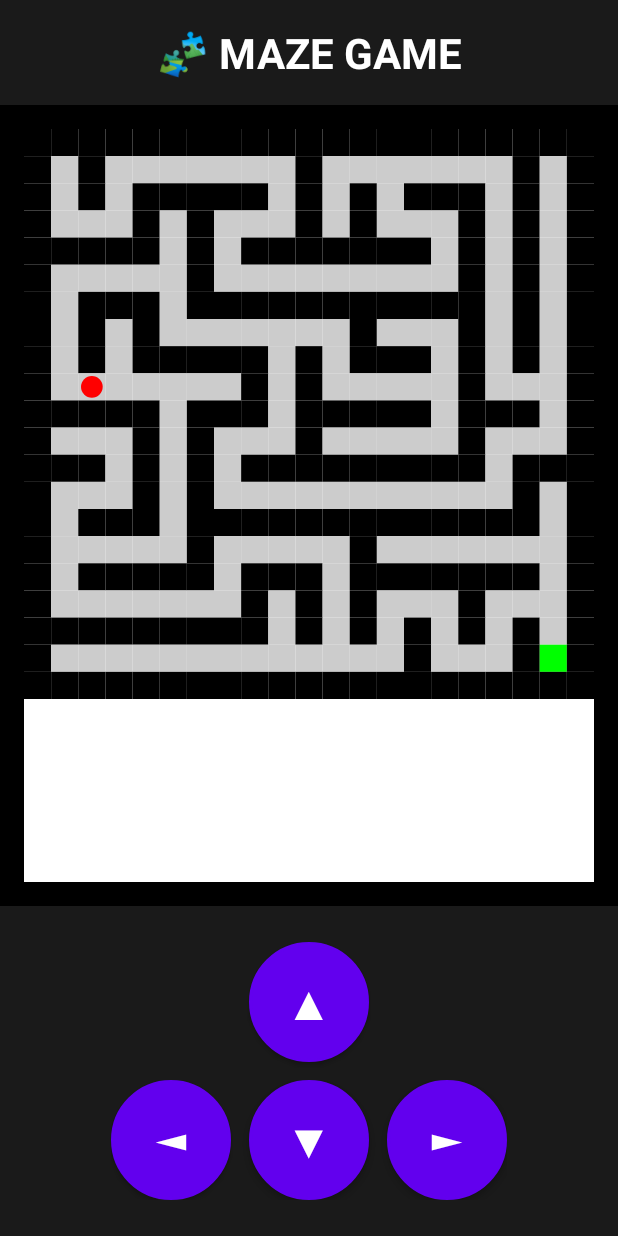
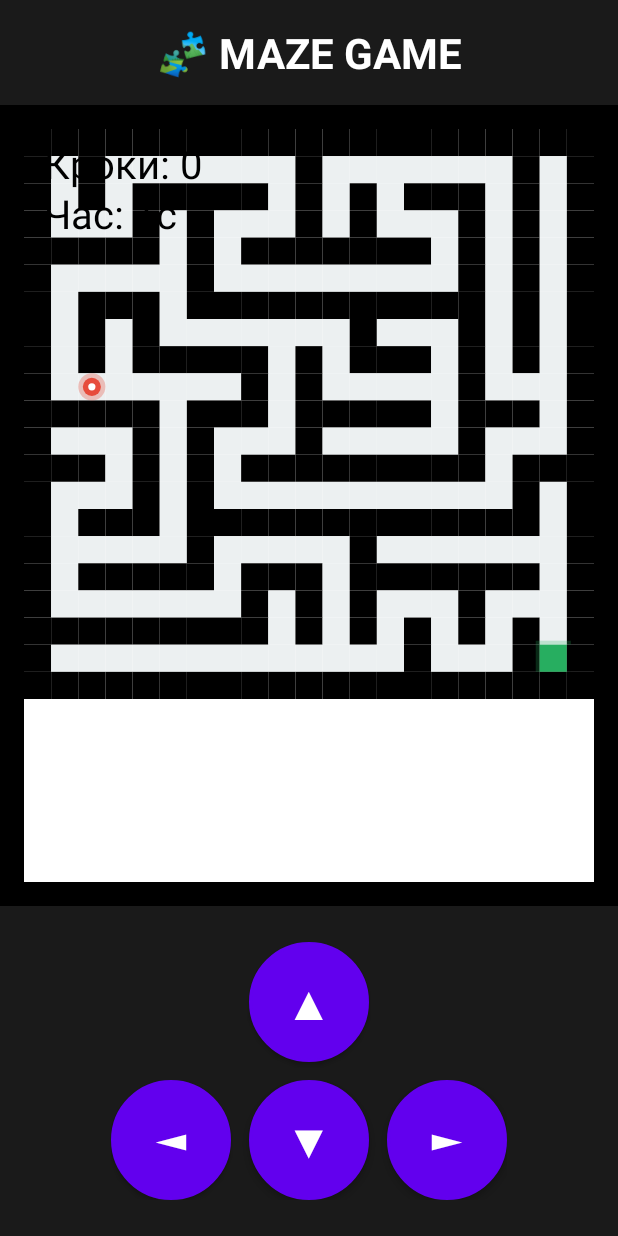
Before and after one commit to erisfelixx/uni, an Android app: the MainActivity screen opened directly, with no data from a screen before it, on a phone screen of 412 x 824 dp. Run offline under Robolectric (Android 15) with nearby library versions, the phone set to English and light mode, and no system bars; 4 statements that could not run were skipped.

Commit message:
some design fixes+timer+step counter

```diff
--- a/5-sem/oop/lab3/MazeGame/app/src/main/java/com/example/mazegame/GameView.java
+++ b/5-sem/oop/lab3/MazeGame/app/src/main/java/com/example/mazegame/GameView.java
@@ -4,10 +4,10 @@ import android.content.Context;
 import android.graphics.Canvas;
 import android.graphics.Color;
 import android.graphics.Paint;
+import android.graphics.RectF;
 import android.view.View;
 
 public class GameView extends View {
-
     private Maze maze;
     private Player player;
 
@@ -15,8 +15,14 @@ public class GameView extends View {
     private Paint playerPaint;
     private Paint exitPaint;
     private Paint pathPaint;
+    private Paint gridPaint;
+    private Paint glowPaint;
 
     private float cellSize;
+
+    private int stepCount = 0;
+    private long startTime;
+    private boolean gameWon = false;
 
     // конструктор
     public GameView(Context context) {
@@ -28,15 +34,38 @@ public class GameView extends View {
 
         wallPaint = new Paint();
         wallPaint.setColor(Color.BLACK);
+        wallPaint.setStyle(Paint.Style.FILL);
+        wallPaint.setAntiAlias(true);
 
         playerPaint = new Paint();
-        playerPaint.setColor(Color.RED);
+        playerPaint.setColor(Color.parseColor("#E74C3C"));
+        playerPaint.setStyle(Paint.Style.FILL);
+        playerPaint.setAntiAlias(true);
 
         exitPaint = new Paint();
-        exitPaint.setColor(Color.GREEN);
+        exitPaint.setColor(Color.parseColor("#27AE60"));
+        exitPaint.setStyle(Paint.Style.FILL);
+        exitPaint.setAntiAlias(true);
 
         pathPaint = new Paint();
-        pathPaint.setColor(Color.LTGRAY);
+        pathPaint.setColor(Color.parseColor("#ECF0F1"));
+        pathPaint.setStyle(Paint.Style.FILL);
+        pathPaint.setAntiAlias(true);
+
+        gridPaint = new Paint();
+        gridPaint.setColor(Color.parseColor("#BDC3C7"));
+        gridPaint.setStyle(Paint.Style.STROKE);
+        gridPaint.setStrokeWidth(1f);
+        gridPaint.setAntiAlias(true);
+
+        glowPaint = new Paint();
+        glowPaint.setColor(Color.parseColor("#E74C3C"));
+        glowPaint.setAlpha(80);
+        glowPaint.setStyle(Paint.Style.FILL);
+        glowPaint.setAntiAlias(true);
+
+        // запускаємо таймер
+        startTime = System.currentTimeMillis();
     }
 
     // головний метод малювання
@@ -61,13 +90,17 @@ public class GameView extends View {
                 int tileType = maze.getTile(x, y);
 
                 if (tileType == 1) {
-                    //малюємо стіну (квадрат)
                     canvas.drawRect(left, top, right, bottom, wallPaint);
                 } else if (tileType == 3) {
-                    //малюємо вихід
                     canvas.drawRect(left, top, right, bottom, exitPaint);
+
+                    Paint exitGlowPaint = new Paint();
+                    exitGlowPaint.setColor(Color.parseColor("#27AE60"));
+                    exitGlowPaint.setAlpha(60);
+                    exitGlowPaint.setStyle(Paint.Style.FILL);
+                    exitGlowPaint.setAntiAlias(true);
+                    canvas.drawRect(left - 4, top - 4, right + 4, bottom + 4, exitGlowPaint);
                 } else {
-                    //малюємо підлогу (прохід)
                     canvas.drawRect(left, top, right, bottom, pathPaint);
                 }
             }
@@ -76,34 +109,65 @@ public class GameView extends View {
         // гравець
         float playerCenterX = player.getX() * cellSize + cellSize / 2;
         float playerCenterY = player.getY() * cellSize + cellSize / 2;
-        float playerRadius = cellSize / 2.5f;
+        float playerRadius = cellSize / 3f;
+
+        canvas.drawCircle(playerCenterX, playerCenterY, playerRadius * 1.5f, glowPaint);
 
         canvas.drawCircle(playerCenterX, playerCenterY, playerRadius, playerPaint);
+        Paint centerPaint = new Paint();
+        centerPaint.setColor(Color.WHITE);
+        centerPaint.setStyle(Paint.Style.FILL);
+        centerPaint.setAntiAlias(true);
+        canvas.drawCircle(playerCenterX, playerCenterY, playerRadius * 0.4f, centerPaint);
+
+        drawStats(canvas);
     }
 
-    // логіка руху
-    public void movePlayer(int dx, int dy) {
-        // 1. Рахуємо, куди гравець ХОЧЕ піти
-        int newX = player.getX() + dx;
-        int newY = player.getY() + dy;
+    private void drawStats(Canvas canvas) {
+        Paint textPaint = new Paint();
+        textPaint.setColor(Color.BLACK);
+        textPaint.setTextSize(40);
+        textPaint.setAntiAlias(true);
+        textPaint.setStyle(Paint.Style.FILL);
 
-        // перевірка на вихід за межі масиву (щоб програма не вилетіла)
-        if (newX >= 0 && newX < maze.getSize() && newY >= 0 && newY < maze.getSize()) {
+        // лічильник кроків
+        canvas.drawText("Кроки: " + stepCount, 20, 50, textPaint);
 
-            // перевірка на стіну
-            if (maze.getTile(newX, newY) != 1) {
-                player.setPosition(newX, newY);
-
-                invalidate();
-
-                checkWin();
-            }
+        // таймер
+        if (!gameWon) {
+            long elapsedTime = (System.currentTimeMillis() - startTime) / 1000;
+            canvas.drawText("Час: " + elapsedTime + "с", 20, 100, textPaint);
+            invalidate(); // оновлюємо для таймера
+        } else {
+            long finalTime = (System.currentTimeMillis() - startTime) / 1000;
+            canvas.drawText("Час: " + finalTime + "с", 20, 100, textPaint);
         }
     }
 
     private void checkWin() {
-        if (maze.getTile(player.getX(), player.getY()) == 3) {  //вихід!
-            playerPaint.setColor(Color.GREEN);
+        if (maze.getTile(player.getX(), player.getY()) == 3) {  // вихід!
+            gameWon = true;
+            // змінюємо колір гравця на зелений при перемозі
+            playerPaint.setColor(Color.parseColor("#27AE60"));
+            glowPaint.setColor(Color.parseColor("#27AE60"));
         }
     }
+
+    // метод для створення нового лабіринту
+    public void generateNewMaze() {
+        maze = new Maze();
+        player = new Player(maze.getStartPosition().x, maze.getStartPosition().y);
+
+        // скидаємо статистику
+        stepCount = 0;
+        startTime = System.currentTimeMillis();
+        gameWon = false;
+
+        // повертаємо колір гравця на червоний
+        playerPaint.setColor(Color.parseColor("#E74C3C"));
+        glowPaint.setColor(Color.parseColor("#E74C3C"));
+        glowPaint.setAlpha(80);
+
+        invalidate();
+    }
 }
```
